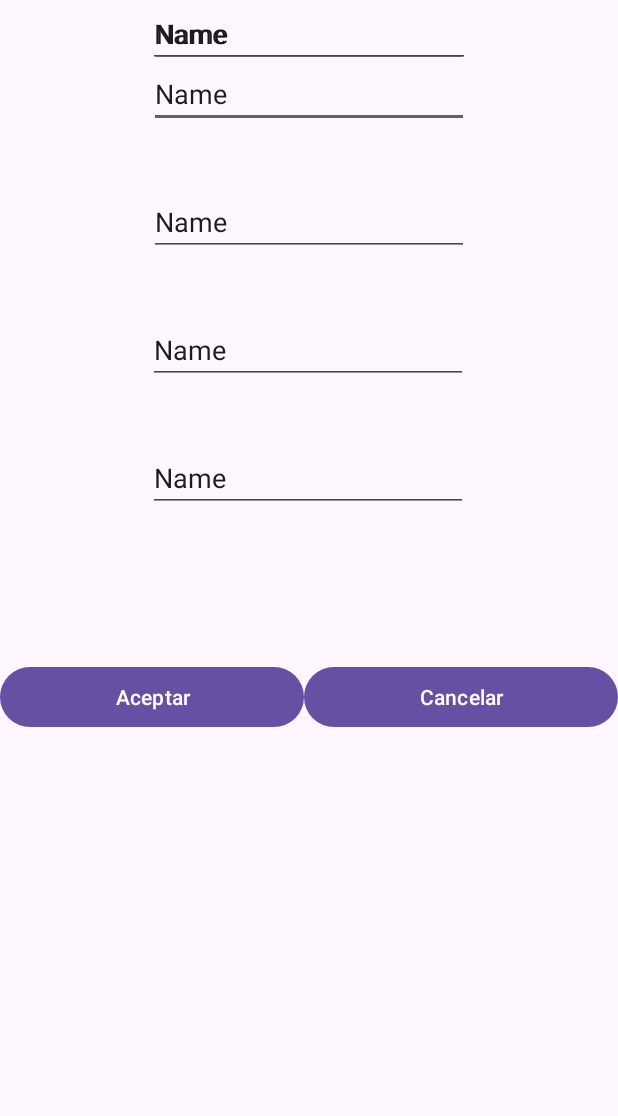
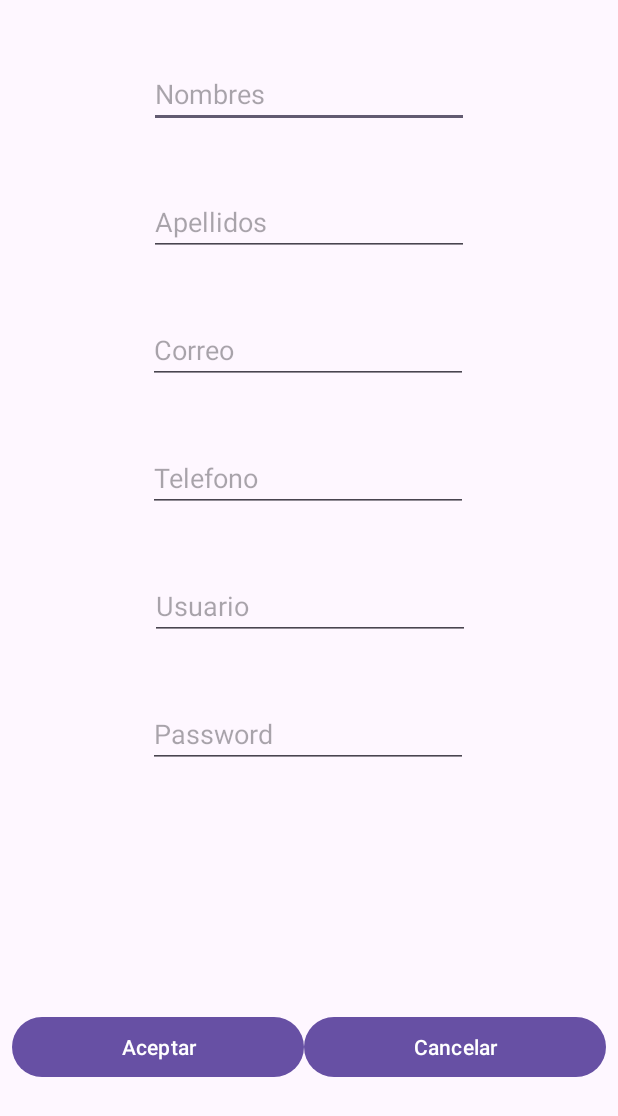
Before and after one commit to jchua21/LAB-2---IDNP-, an Android app: the AccountActivity screen opened directly, with no data from a screen before it, on a phone screen of 412 x 824 dp. Shown: the top 1116 px of the screen. Run offline under Robolectric (Android 15) with nearby library versions, the phone set to English and light mode, and no system bars.

Commit message:
Agregando boton para crear cuenta,se le dio funcionalidad y se modifico el activity account xml porque algunos elementos no se mostraban bien

```diff
--- a/app/src/main/AndroidManifest.xml
+++ b/app/src/main/AndroidManifest.xml
@@ -16,7 +16,7 @@
             android:name=".AccountActivity"
             android:exported="false" />
         <activity
-            android:name=".MainActivity"
+            android:name=".LoginActivity"
             android:exported="true">
             <intent-filter>
                 <action android:name="android.intent.action.MAIN" />
--- a/app/src/main/java/com/example/loginsample/MainActivity.java
+++ b/app/src/main/java/com/example/loginsample/LoginActivity.java
@@ -2,6 +2,7 @@ package com.example.loginsample;
 
 import static androidx.constraintlayout.helper.widget.MotionEffect.TAG;
 
+import android.content.Intent;
 import android.os.Bundle;
 import android.util.Log;
 import android.view.View;
@@ -9,15 +10,11 @@ import android.widget.Button;
 import android.widget.EditText;
 import android.widget.Toast;
 
-import androidx.activity.EdgeToEdge;
 import androidx.appcompat.app.AppCompatActivity;
-import androidx.core.graphics.Insets;
-import androidx.core.view.ViewCompat;
-import androidx.core.view.WindowInsetsCompat;
 
 import com.example.loginsample.databinding.ActivityMainBinding;
 
-public class MainActivity extends AppCompatActivity {
+public class LoginActivity extends AppCompatActivity {
     private ActivityMainBinding binding;
     @Override
     protected void onCreate(Bundle savedInstanceState) {
@@ -36,6 +33,7 @@ public class MainActivity extends AppCompatActivity {
         EditText edtUsername = binding.edtUsername;
         EditText edtPassword = binding.edtPassword;
         Button btnLogin = binding.btnLogin;
+        Button btnAddAccount = binding.btnAddAccount;
         btnLogin.setOnClickListener(new View.OnClickListener(){
 
             @Override
@@ -51,5 +49,9 @@ public class MainActivity extends AppCompatActivity {
                 }
             }
         });
+        btnAddAccount.setOnClickListener(v->{
+            Intent intent = new Intent(getApplicationContext(),AccountActivity.class);
+            startActivity(intent);
+        });
     }
 }
--- a/app/src/main/res/layout/activity_account.xml
+++ b/app/src/main/res/layout/activity_account.xml
@@ -13,8 +13,8 @@
         android:layout_height="wrap_content"
         android:layout_marginTop="40dp"
         android:ems="10"
+        android:hint="Nombres"
         android:inputType="text"
-        android:text="Name"
         app:layout_constraintEnd_toEndOf="parent"
         app:layout_constraintStart_toStartOf="parent"
         app:layout_constraintTop_toTopOf="parent" />
@@ -25,8 +25,8 @@
         android:layout_height="wrap_content"
         android:layout_marginTop="40dp"
         android:ems="10"
+        android:hint="Apellidos"
         android:inputType="text"
-        android:text="Name"
         app:layout_constraintEnd_toEndOf="parent"
         app:layout_constraintStart_toStartOf="parent"
         app:layout_constraintTop_toBottomOf="@+id/edtFirstname" />
@@ -37,8 +37,8 @@
         android:layout_height="wrap_content"
         android:layout_marginTop="40dp"
         android:ems="10"
-        android:inputType="text"
-        android:text="Name"
+        android:hint="Correo"
+        android:inputType="textEmailAddress"
         app:layout_constraintEnd_toEndOf="parent"
         app:layout_constraintHorizontal_bias="0.497"
         app:layout_constraintStart_toStartOf="parent"
@@ -50,8 +50,9 @@
         android:layout_height="wrap_content"
         android:layout_marginTop="40dp"
         android:ems="10"
-        android:inputType="text"
-        android:text="Name"
+        android:hint="Telefono"
+        android:inputType="phone"
+        android:text=""
         app:layout_constraintEnd_toEndOf="parent"
         app:layout_constraintHorizontal_bias="0.497"
         app:layout_constraintStart_toStartOf="parent"
@@ -61,30 +62,35 @@
         android:id="@+id/edtPassword2"
         android:layout_width="wrap_content"
         android:layout_height="wrap_content"
+        android:layout_marginTop="40dp"
         android:ems="10"
-        android:inputType="text"
-        android:text="Name"
+        android:hint="Password"
+        android:inputType="textPassword"
+        android:text=""
         app:layout_constraintEnd_toEndOf="parent"
         app:layout_constraintHorizontal_bias="0.497"
         app:layout_constraintStart_toStartOf="parent"
-        tools:layout_editor_absoluteY="465dp" />
+        app:layout_constraintTop_toBottomOf="@+id/edtUsername2" />
 
     <EditText
         android:id="@+id/edtUsername2"
         android:layout_width="wrap_content"
         android:layout_height="wrap_content"
+        android:layout_marginTop="40dp"
         android:ems="10"
+        android:hint="Usuario"
         android:inputType="text"
-        android:text="Name"
+        android:text=""
         app:layout_constraintEnd_toEndOf="parent"
         app:layout_constraintHorizontal_bias="0.502"
         app:layout_constraintStart_toStartOf="parent"
-        tools:layout_editor_absoluteY="380dp" />
+        app:layout_constraintTop_toBottomOf="@+id/edtTextPhone" />
 
     <LinearLayout
         android:layout_width="match_parent"
         android:layout_height="wrap_content"
         android:layout_marginTop="60dp"
+        android:padding="8dp"
         android:orientation="horizontal"
         app:layout_constraintBottom_toBottomOf="parent"
         app:layout_constraintEnd_toEndOf="parent"
--- a/app/src/main/res/layout/activity_main.xml
+++ b/app/src/main/res/layout/activity_main.xml
@@ -5,7 +5,7 @@
     android:id="@+id/main"
     android:layout_width="match_parent"
     android:layout_height="match_parent"
-    tools:context=".MainActivity">
+    tools:context=".LoginActivity">
 
     <EditText
         android:id="@+id/edtUsername"
@@ -45,7 +45,7 @@
         app:layout_constraintTop_toBottomOf="@+id/edtPassword" />
 
     <Button
-        android:id="@+id/btnCrearCuenta"
+        android:id="@+id/btnAddAccount"
         android:layout_width="200dp"
         android:layout_height="wrap_content"
         android:layout_marginTop="40dp"
```
